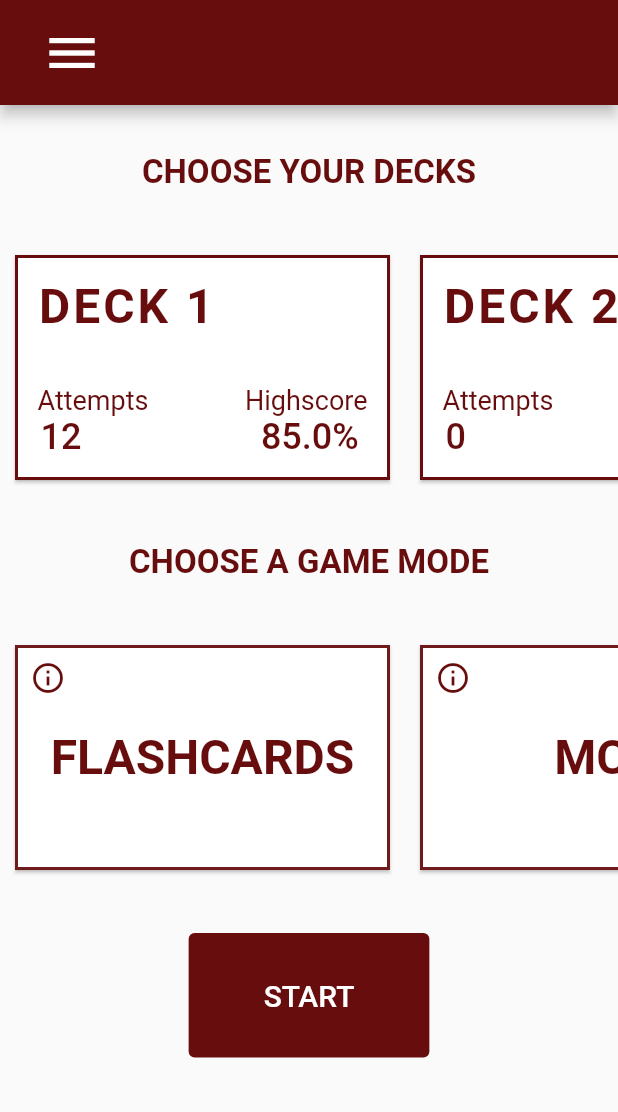
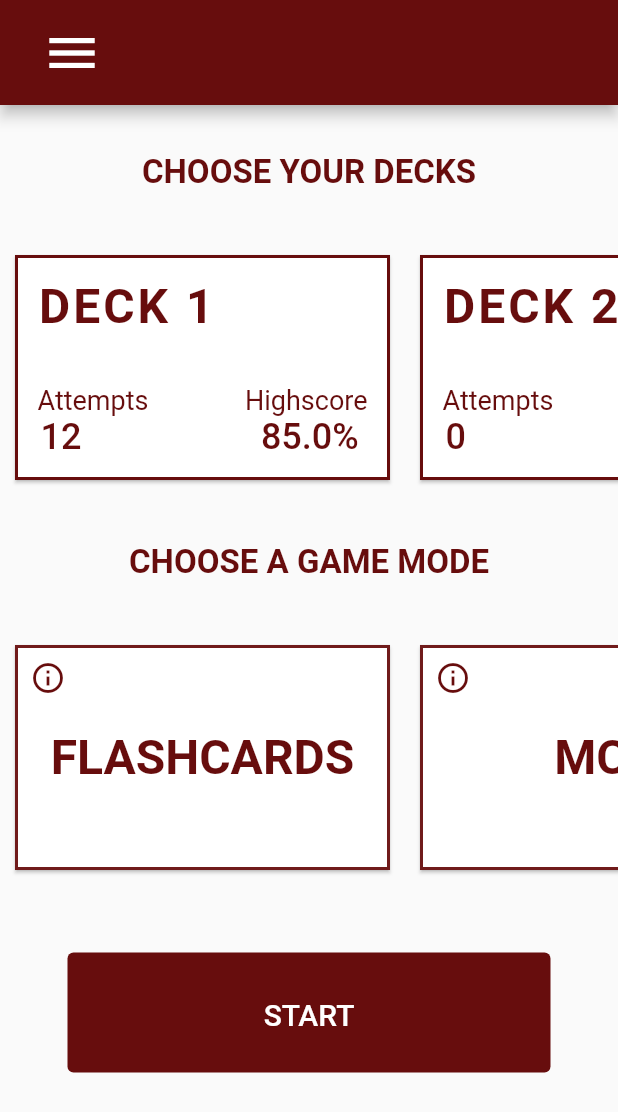
Before and after one commit to FlorianFlouquet/Yomikata, a Flutter app: the screen it shows after launch, on a phone screen of 412 x 824 dp. Shown: the top 1112 px of the screen. Run offline on Flutter 3.47's test engine with Material 2 defaults, Android fonts, the phone set to English and light mode, and no system bars; our stand-ins replace flip_card.

Commit message:
modif: change a column with listview

```diff
--- a/lib/pages/gameConfigPage.dart
+++ b/lib/pages/gameConfigPage.dart
@@ -76,7 +76,7 @@ class _GameConfigPageState extends State<GameConfigPage> {
             ),
           ),
         ),
-        body: Column(
+        body: ListView(
           children: [
             Container(
               padding: const EdgeInsets.all(32),
@@ -128,19 +128,20 @@ class _GameConfigPageState extends State<GameConfigPage> {
               ),
             ),
             Container(
-              margin: EdgeInsets.all(32),
+              margin: EdgeInsets.all(45),
               child: TextButton(
                 onPressed: () {
                   print(context);
                   Navigator.of(context).push(
-                      MaterialPageRoute(
-                          builder: (context) => FlashCardsPage(deck: _selectedDeck))
+                    MaterialPageRoute(
+                      builder: (context) => FlashCardsPage(deck: _selectedDeck))
                   );
                 },
                 style: TextButton.styleFrom(
-                    foregroundColor: Colors.white,
-                    backgroundColor: Color(0xff670D0D),
-                    padding: EdgeInsets.fromLTRB(50, 30, 50, 30)
+                  foregroundColor: Colors.white,
+                  backgroundColor: Color(0xff670D0D),
+                  padding: EdgeInsets.fromLTRB(50, 30, 50, 30),
+                  maximumSize: Size(80, 80)
                 ),
                 child: Text(
                   "START",
```
